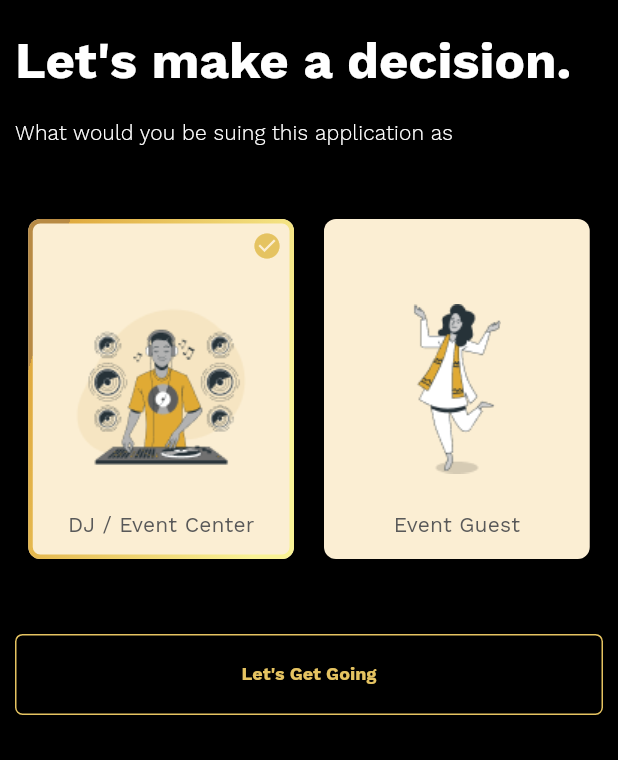
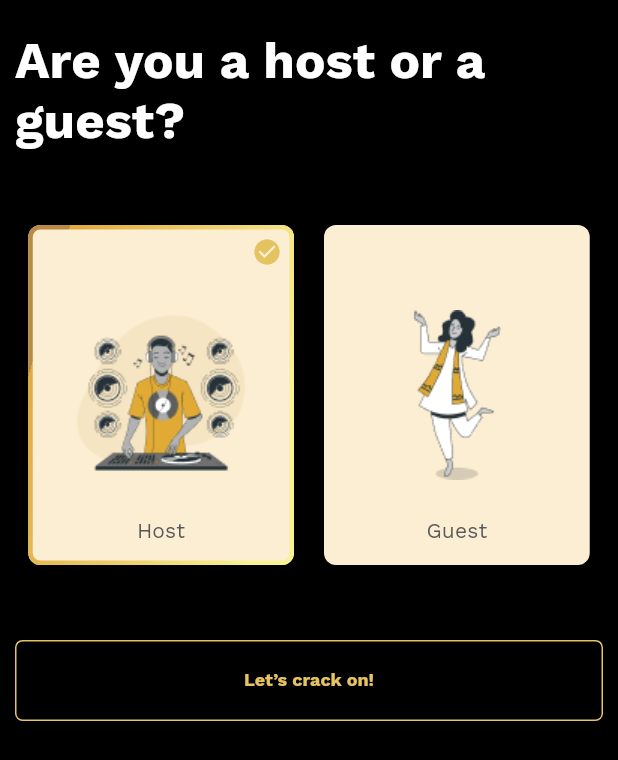
Before and after one commit to Boiyelove-International/musicroomapp, a Flutter app: the screen it shows after launch, after a tap on "Get Started", on a phone screen of 412 x 824 dp. Shown: the top 760 px of the screen. Run offline on Flutter 3.47's test engine with Material 2 defaults, Android fonts, the phone set to English and light mode, and no system bars; our stand-ins replace cached_network_image, device_info, email_validator, file_picker, firebase_core, firebase_messaging and 12 more; missing offline and left inert: flutter_facebook_login, qr_code_scanner, skeleton_loader; accounts and stored records are empty; network calls fail.

Commit message:
extreme programaming updates

```diff
--- a/lib/main.dart
+++ b/lib/main.dart
@@ -70,7 +70,7 @@ class MyApp extends StatelessWidget {
           // Routes.partyPlaylist: (BuildContext context) => PartyPlayList(),
           Routes.premium: (BuildContext context) => PremiumScreen(),
           Routes.subscription: (BuildContext context) => SubscriptionScreen(),
-          Routes.yourRoom: (BuildContext context) => YourRoom(),
+          // Routes.yourRoom: (BuildContext context) => YourRoom(),
           Routes.advert: (BuildContext context) => Advert(),
           Routes.registerPartyGuest: (BuildContext context) =>
               RegisterPartyGuest(),
@@ -122,12 +122,12 @@ class _SplashScreenState extends State<SplashScreen> {
 class OnboardPageModel extends StatelessWidget {
   String image;
   String heading;
-  String subtitle;
+  String? subtitle;
 
   OnboardPageModel({
     required this.image,
     required this.heading,
-    required this.subtitle,
+    this.subtitle,
   });
 
   Widget build(BuildContext context) {
@@ -135,28 +135,38 @@ class OnboardPageModel extends StatelessWidget {
     final TextStyle subtitle2 = Theme.of(context).textTheme.subtitle2!;
     return Padding(
         padding: EdgeInsets.all(5),
-        child: Column(crossAxisAlignment: CrossAxisAlignment.start, children: [
+        child: Center(
+          child: Column(
+              mainAxisSize: MainAxisSize.min,
+              crossAxisAlignment: CrossAxisAlignment.center,
+              children: [
                 Padding(
                     padding: EdgeInsets.all(2),
                     child: Container(
                       height: MediaQuery.of(context).size.height * 0.5,
                       decoration: BoxDecoration(
                           image: DecorationImage(
-                        image: AssetImage("$image"), fit: BoxFit.contain)),
+                              image: AssetImage("$image"),
+                              fit: BoxFit.contain)),
                     )),
                 SizedBox(height: 10),
                 Text("$heading",
+                    textAlign: TextAlign.center,
                     style: GoogleFonts.workSans(
                         textStyle: headline4,
                         fontWeight: FontWeight.w700,
+                        fontSize: 25,
                         height: 1.3)),
-          SizedBox(height: 25),
-          Text("$subtitle",
+                SizedBox(height: 15),
+                Text(subtitle ?? "",
+                    textAlign: TextAlign.center,
                     style: GoogleFonts.workSans(
                         textStyle: subtitle2,
                         fontWeight: FontWeight.w300,
+                        fontSize: 18,
                         height: 2)),
-        ]));
+              ]),
+        ));
   }
 }
 
@@ -175,19 +185,16 @@ class _OnBoardingPageState extends State<OnBoardingPage> {
   List<Widget> _onboardPages = [
     OnboardPageModel(
         image: "assets/images/onboard_1.png",
-        heading: "Because we know you like to party!",
-        subtitle:
-            "Tired of not having a say on which song is being played at a party? Music room solves this for you."),
+        heading: "We know you love to party",
+        subtitle: "Have a say in the Music"),
     OnboardPageModel(
       image: "assets/images/onboard_2.png",
-        heading: "Because we know you like to party!",
-        subtitle:
-            "Tired of not having a say on which song is being played at a party? Music room solves this for you."),
+      heading: "Suggest the songs you want to hear!",
+    ),
     OnboardPageModel(
       image: "assets/images/onboard_3.png",
-        heading: "Because we know you like to party!",
-        subtitle:
-            "Tired of not having a say on which song is being played at a party? Music room solves this for you.")
+      heading: "Music to my soul",
+    ),
   ];
 
   @override
@@ -295,16 +302,10 @@ class _DecisionPageState extends State<DecisionPage> {
                 child: Column(
                     crossAxisAlignment: CrossAxisAlignment.start,
                     children: [
-                      Text("Let's make a decision.",
+                      Text("Are you a host or a guest?",
                           style: GoogleFonts.workSans(
                               fontWeight: FontWeight.w700,
                               textStyle: headline4)),
-                      SizedBox(height: 20),
-                      Text(
-                        "What would you be suing this application as",
-                        style: GoogleFonts.workSans(
-                            textStyle: subtitle2, fontWeight: FontWeight.w300),
-                      ),
                       SizedBox(height: 50),
                       Row(
                           mainAxisAlignment: MainAxisAlignment.center,
@@ -346,7 +347,7 @@ class _DecisionPageState extends State<DecisionPage> {
                                         alignment: Alignment.bottomCenter,
                                         child: Padding(
                                             padding: EdgeInsets.all(15),
-                                            child: Text("DJ / Event Center",
+                                            child: Text("Host",
                                                 textAlign: TextAlign.center,
                                                 style: GoogleFonts.workSans(
                                                     textStyle: subtitle2,
@@ -411,7 +412,7 @@ class _DecisionPageState extends State<DecisionPage> {
                                           alignment: Alignment.bottomCenter,
                                           child: Padding(
                                               padding: EdgeInsets.all(15),
-                                              child: Text("Event Guest",
+                                              child: Text("Guest",
                                                   style: GoogleFonts.workSans(
                                                       textStyle: subtitle2,
                                                       color:
@@ -465,7 +466,7 @@ class _DecisionPageState extends State<DecisionPage> {
                                         Navigator.of(context).pushNamed(
                                             Routes.registerOrganizer);
                                       },
-                                      child: Text("Let's Get Going", style: GoogleFonts.workSans(fontSize: 12, fontWeight: FontWeight.w700))),
+                                      child: Text("Let’s crack on!", style: GoogleFonts.workSans(fontSize: 12, fontWeight: FontWeight.w700))),
                                 )
                               ],
                             )
--- a/lib/screens/event_details.dart
+++ b/lib/screens/event_details.dart
@@ -191,6 +191,8 @@ class _EventDetail extends State<EventDetail> {
                                   children: [
                                     GestureDetector(
                                       onTap: () {
+                                        print(
+                                            "suggestions are ${_event.suggestions}");
                                         Navigator.of(context).push(MaterialPageRoute(
                                             builder: (context) => SuggestionScreen(
                                                 suggestions:
@@ -442,7 +444,11 @@ class _EventDetail extends State<EventDetail> {
                       topLeft: const Radius.circular(40.0),
                       topRight: const Radius.circular(40.0),
                     )),
-                padding: EdgeInsets.only(top: 10, left: 20, right: 20, bottom: MediaQuery.of(context).viewInsets.bottom),
+                padding: EdgeInsets.only(
+                    top: 10,
+                    left: 20,
+                    right: 20,
+                    bottom: MediaQuery.of(context).viewInsets.bottom),
                 height: MediaQuery.of(context).size.height * 0.6,
                 child: CreateEventForm(
                   event: _event,
@@ -455,8 +461,7 @@ class _EventDetail extends State<EventDetail> {
                 )),
             backgroundColor: Colors.transparent,
             context: context,
-            isScrollControlled: true
-    )
+            isScrollControlled: true)
         .whenComplete(() {});
   }
 
@@ -482,7 +487,7 @@ class _EventDetail extends State<EventDetail> {
                 onPressed: () {
                   Navigator.of(context).push(MaterialPageRoute(
                       builder: (context) => YourRoom(
-                            code: _event.code!,
+                            event: _event,
                           )));
                 }),
             FocusedMenuItem(
```
Also changed, not shown: lib/screens/authentication.dart (+7 -15 lines), lib/screens/empty_content.dart (+28 -22 lines), lib/screens/event_list.dart (+58 -39 lines), lib/screens/home.dart (+63 -29 lines), lib/screens/popups.dart (+18 -24 lines), lib/screens/scanner.dart (+22 -30 lines), lib/screens/search.dart (+56 -69 lines), lib/screens/yourRoom.dart (+22 -9 lines), pubspec.lock, 21 other files. Lines whose indentation alone changed are shown as unchanged.
